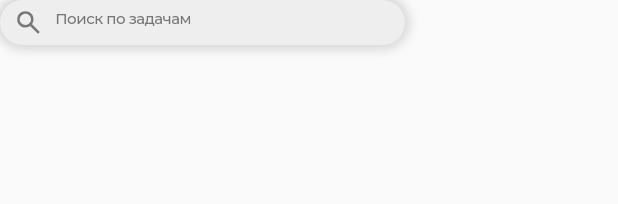
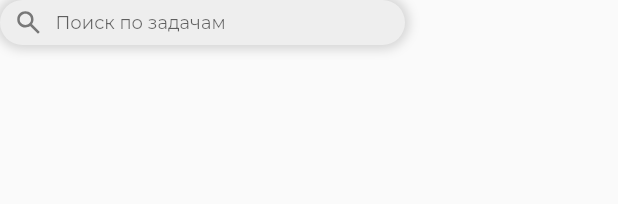
Before and after one commit to Dfedotova/crnt-task-web, a Flutter app: the SearchWidget widget shown alone on an empty page, opened directly, on a phone screen of 412 x 824 dp. Shown: the top 204 px of the screen. Run offline on Flutter 3.47's test engine with Material 2 defaults, Android fonts, the light colour scheme and no system bars; our stand-ins replace dio, dropdown_button2, flutter_svg, get, get_it, syncfusion_flutter_charts; accounts and stored records are empty; project files that could hold a hidden picture were left out.

Commit message:
Searching done

```diff
--- a/lib/widgets/search_widget.dart
+++ b/lib/widgets/search_widget.dart
@@ -1,8 +1,37 @@
+import 'package:crnt_task/controllers/tasks_controller.dart';
 import 'package:flutter/material.dart';
+import 'package:flutter/scheduler.dart';
 import 'package:flutter_svg/flutter_svg.dart';
+import 'package:get/get.dart';
 
-class SearchWidget extends StatelessWidget {
+class SearchWidget extends StatefulWidget {
   const SearchWidget({Key? key}) : super(key: key);
+
+  @override
+  State<StatefulWidget> createState() => _SearchWidgetState();
+}
+
+class _SearchWidgetState extends State<SearchWidget> {
+  final TextEditingController controller = TextEditingController();
+  final tasksController = Get.put(TasksController());
+
+  @override
+  void initState() {
+    super.initState();
+    SchedulerBinding.instance.addPostFrameCallback((_) {
+      tasksController.filteredTasks
+        ..clear()
+        ..addAll(tasksController.tasks);
+    });
+  }
+
+  @override
+  void didChangeDependencies() {
+    super.didChangeDependencies();
+    SchedulerBinding.instance.addPostFrameCallback((_) {
+      tasksController.loadAllTasks();
+    });
+  }
 
   @override
   Widget build(BuildContext context) {
@@ -27,10 +56,22 @@ class SearchWidget extends StatelessWidget {
             child: SvgPicture.asset('assets/search.svg'),
           ),
           const SizedBox(width: 8),
-          Text(
-            // TODO text form field
-            'Поиск по задачам',
-            style: TextStyle(color: Theme.of(context).colorScheme.shadow),
+          Container(
+            width: 180,
+            child: TextFormField(
+              controller: controller,
+              cursorColor: Theme.of(context).colorScheme.scrim,
+              decoration: const InputDecoration.collapsed(
+                hintText: 'Поиск по задачам',
+              ),
+              style: TextStyle(
+                color: Theme.of(context).colorScheme.shadow,
+                height: 1.2,
+                fontSize: 12,
+                fontFamily: 'Montserrat',
+              ),
+              onChanged: tasksController.onNameSearchUpdates,
+            ),
           ),
         ],
       ),
```
Also changed, not shown: lib/controllers/tasks_controller.dart (+22 -1 lines).
